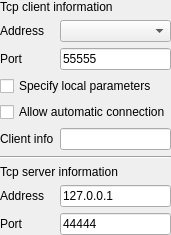
This is src/debuggers/tcp/client/SAKTcpClientController.ui in x-tools-author/x-tools as Qt 5 draws it before an edit. The edited form follows.
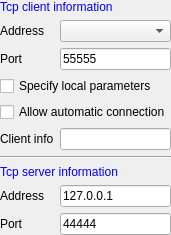
This is the edited form.

Commit message: style: change style

Diff of the .ui file:
```diff
--- a/src/debuggers/tcp/client/SAKTcpClientController.ui
+++ b/src/debuggers/tcp/client/SAKTcpClientController.ui
@@ -7,7 +7,7 @@
     <x>0</x>
     <y>0</y>
     <width>135</width>
-    <height>227</height>
+    <height>178</height>
    </rect>
   </property>
   <property name="windowTitle">
@@ -35,6 +35,11 @@
    </item>
    <item row="7" column="0" colspan="2">
     <widget class="QLabel" name="label_6">
+     <property name="styleSheet">
+      <string notr="true">QLabel {
+	color: blue
+}</string>
+     </property>
      <property name="text">
       <string>Tcp server information</string>
      </property>
@@ -70,6 +75,11 @@
    </item>
    <item row="0" column="0" colspan="2">
     <widget class="QLabel" name="label_5">
+     <property name="styleSheet">
+      <string notr="true">QLabel {
+	color: blue
+}</string>
+     </property>
      <property name="text">
       <string>Tcp client information</string>
      </property>
```
The commit also changes 7 other files.
